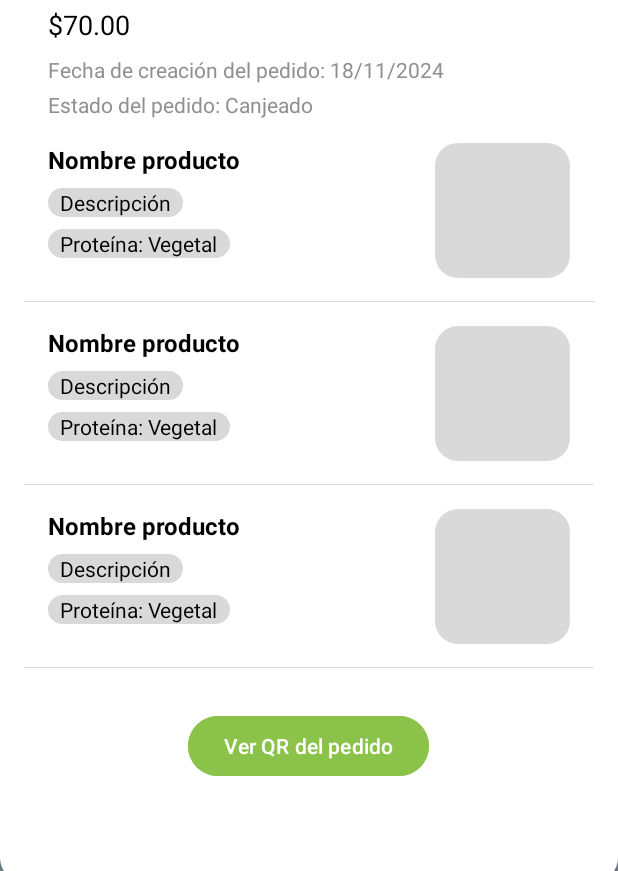
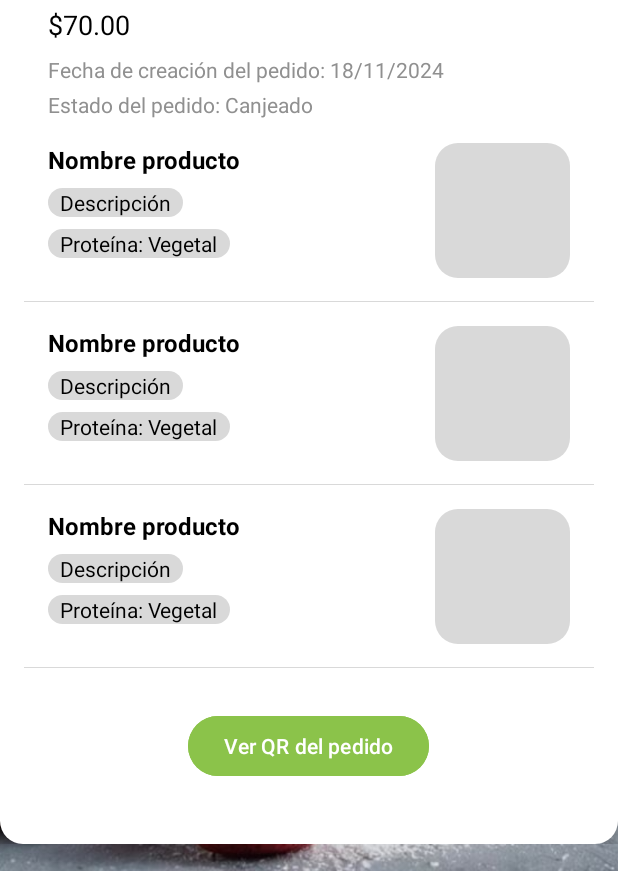
Before and after one commit to saltylettuce700/BoostUp-Celular, an Android app: the screen it shows after launch (ver_pedido_activity), on a phone screen of 412 x 824 dp, the part 365-1236 px from its top. Run offline under Robolectric (Android 15) with nearby library versions, the phone set to English and light mode, and no system bars.

Commit message:
XML ver producto actualizacion en el gravity del layout
actualizacion DatePicker Bday

```diff
--- a/app/src/main/res/layout/activity_ver_pedido.xml
+++ b/app/src/main/res/layout/activity_ver_pedido.xml
@@ -15,11 +15,12 @@
     <ScrollView
         android:layout_width="match_parent"
         android:layout_height="match_parent"
+        android:layout_gravity="bottom"
         android:layout_marginTop="200dp">
 
         <LinearLayout
             android:layout_width="match_parent"
-            android:layout_height="wrap_content"
+            android:layout_height="match_parent"
             android:orientation="vertical">
 
             <!-- Información del producto -->
@@ -257,7 +258,7 @@
 
                 <Space
                     android:layout_width="match_parent"
-                    android:layout_height="50dp" />
+                    android:layout_height="25dp" />
 
 
             </LinearLayout>
```
